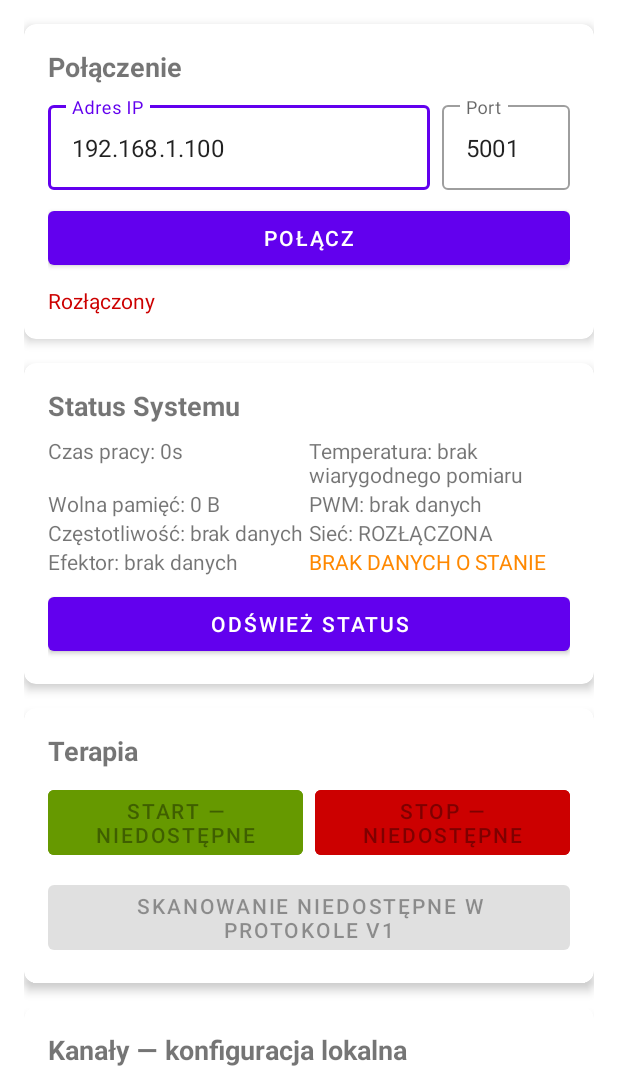
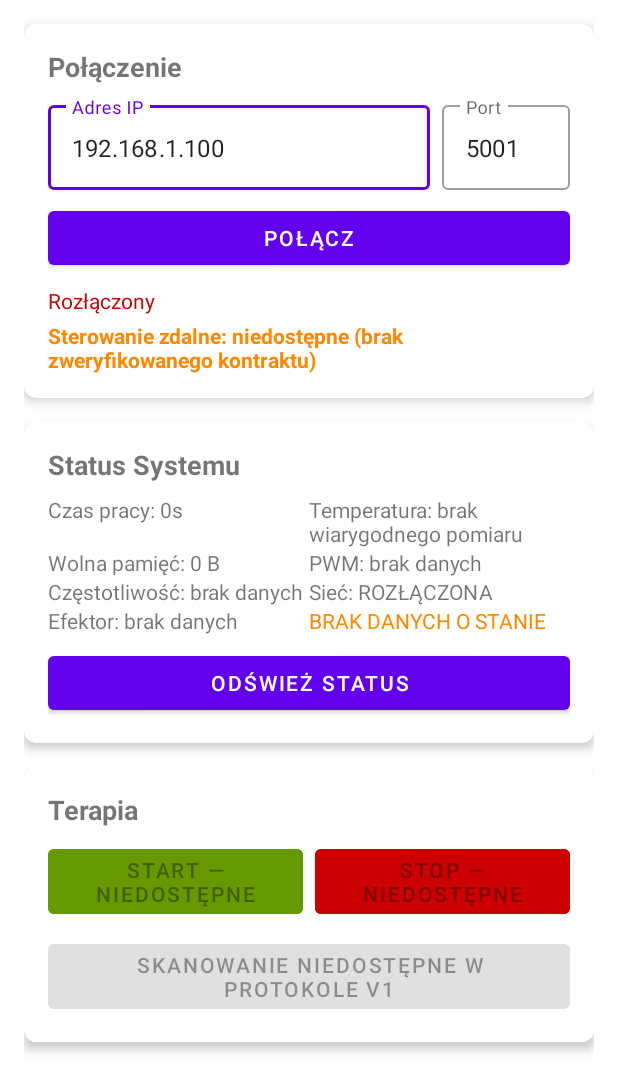
Before and after one commit to bartoszruta26-droid/Bioresonance, an Android app: the screen it shows after launch (MainActivity), on a phone screen of 412 x 824 dp, the part 157-1236 px from its top. Run offline under Robolectric (Android 15) with nearby library versions, the light colour scheme and no system bars.

Commit message:
feat(android): expose diagnostic-only device capability state

```diff
--- a/android_app/app/src/main/java/com/resonet/nano/MainActivity.kt
+++ b/android_app/app/src/main/java/com/resonet/nano/MainActivity.kt
@@ -76,6 +76,12 @@ class MainActivity : AppCompatActivity() {
                 }
 
                 launch {
+                    viewModel.deviceCapabilities.collect { capabilities ->
+                        updateCapabilitiesUI(capabilities)
+                    }
+                }
+
+                launch {
                     viewModel.systemStatus.collect { status ->
                         updateStatusUI(status)
                     }
@@ -143,6 +149,22 @@ class MainActivity : AppCompatActivity() {
                 binding.etPort.isEnabled = true
             }
         }
+    }
+
+    /**
+     * Pokazuje odrębny status możliwości sterowania; połączenie v1 pozostaje diagnostyczne.
+     */
+    private fun updateCapabilitiesUI(capabilities: DeviceCapabilities) {
+        val connected = viewModel.connectionState.value is ConnectionState.Connected
+        binding.tvCapabilityStatus.text = when {
+            capabilities.remoteControlReady -> "Sterowanie zdalne: gotowość potwierdzona kontraktem urządzenia"
+            connected -> "Tryb: DIAGNOSTYKA — sterowanie zdalne niedostępne"
+            else -> "Sterowanie zdalne: niedostępne (brak zweryfikowanego kontraktu)"
+        }
+        binding.tvCapabilityStatus.setTextColor(
+            getColor(if (capabilities.remoteControlReady) android.R.color.holo_green_dark
+                else android.R.color.holo_orange_dark)
+        )
     }
 
     /**
--- a/android_app/app/src/main/java/com/resonet/nano/MainViewModel.kt
+++ b/android_app/app/src/main/java/com/resonet/nano/MainViewModel.kt
@@ -19,6 +19,12 @@ class MainViewModel : ViewModel() {
     private val _connectionState =
         MutableStateFlow<ConnectionState>(ConnectionState.Disconnected)
     val connectionState: StateFlow<ConnectionState> = _connectionState.asStateFlow()
+
+    // Protocol v1 never proves authentication, hardware interlocks or output feedback.
+    private val _deviceCapabilities =
+        MutableStateFlow(DeviceCapabilities.DIAGNOSTIC_ONLY)
+    val deviceCapabilities: StateFlow<DeviceCapabilities> =
+        _deviceCapabilities.asStateFlow()
 
     private val _systemStatus = MutableStateFlow(SystemStatus())
     val systemStatus: StateFlow<SystemStatus> = _systemStatus.asStateFlow()
@@ -48,6 +54,8 @@ class MainViewModel : ViewModel() {
             object : ArduinoCommunication.ConnectionStateListener {
                 override fun onConnectionStateChanged(state: ConnectionState) {
                     _connectionState.value = state
+                    // A v1 HELLO/capability bitfield is not a verified control contract.
+                    _deviceCapabilities.value = DeviceCapabilities.DIAGNOSTIC_ONLY
                     viewModelScope.launch {
                         when (state) {
                             is ConnectionState.Connected -> {
--- a/android_app/app/src/main/res/layout/activity_main.xml
+++ b/android_app/app/src/main/res/layout/activity_main.xml
@@ -105,6 +105,15 @@
                 android:layout_marginTop="8dp"
                 android:text="Rozłączony"
                 android:textColor="@android:color/holo_red_dark"/>
+
+            <TextView
+                android:id="@+id/tvCapabilityStatus"
+                android:layout_width="match_parent"
+                android:layout_height="wrap_content"
+                android:layout_marginTop="4dp"
+                android:text="Sterowanie zdalne: niedostępne (brak zweryfikowanego kontraktu)"
+                android:textColor="@android:color/holo_orange_dark"
+                android:textStyle="bold"/>
         </LinearLayout>
     </com.google.android.material.card.MaterialCardView>
 
```
